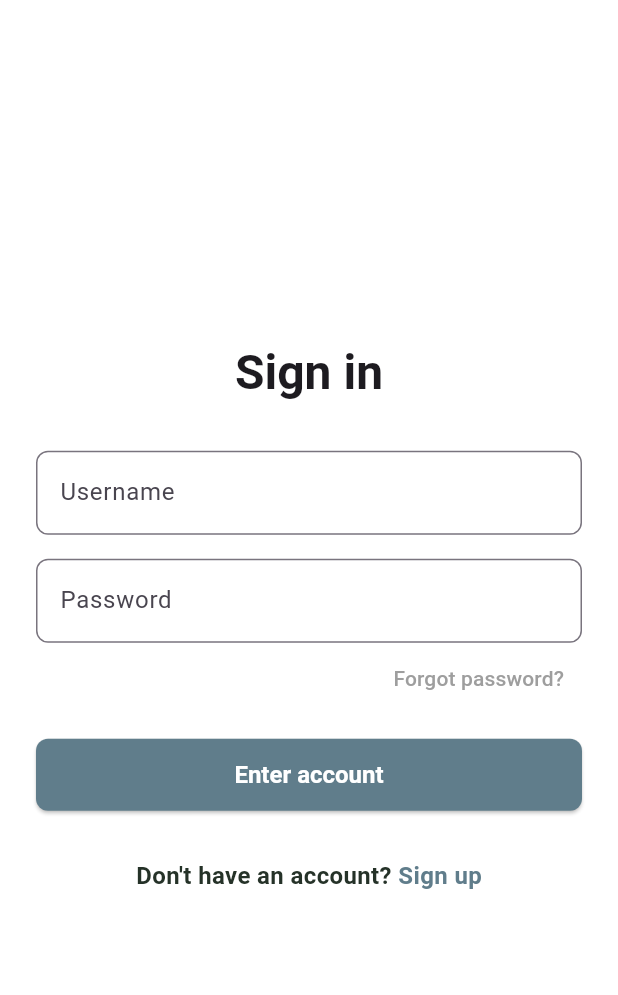
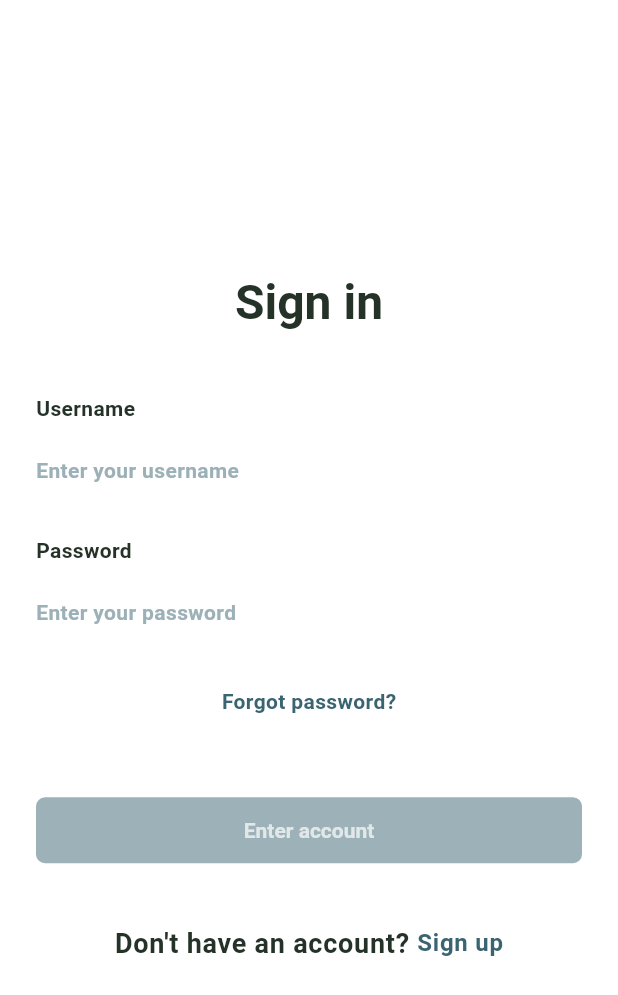
Before and after one commit to guysiman/sensy_patient_app, a Flutter app: the screen it shows after launch, on a phone screen of 412 x 824 dp. Shown: the top 995 px of the screen. Run offline on Flutter 3.47's test engine with Material 3 defaults, Android fonts, the light colour scheme and no system bars; our stand-ins replace firebase_core; accounts and stored records are empty.

Commit message:
fix format to match figma

```diff
--- a/lib/main.dart
+++ b/lib/main.dart
@@ -23,8 +23,18 @@ class MyApp extends StatelessWidget {
     return MaterialApp(
         title: 'Flutter Demo',
         theme: ThemeData(
-          scaffoldBackgroundColor: Colors.white,
-          primaryColor: Color(0xFF3A6470),
+          colorScheme: ColorScheme(
+            primary: Color(0xFF3A6470),
+            onPrimary: Colors.white,
+            secondary: Color(0xFF489F32),
+            onSecondary: Colors.white,
+            error: Colors.red,
+            onError: Colors.white,
+            surface: Colors.white,
+            onSurface: Color(0xFF253228),
+            brightness: Brightness.light,
+          ),
+          hintColor: Color(0xFF9CB1B7),
           elevatedButtonTheme: ElevatedButtonThemeData(
             style: ElevatedButton.styleFrom(
                 foregroundColor: Colors.white,
@@ -52,13 +62,23 @@ class MyApp extends StatelessWidget {
                 )),
           ),
           textTheme: TextTheme(
+              titleLarge: TextStyle(
+                fontSize: 32,
+                fontWeight: FontWeight.bold,
+                color: Color(0xFF253228),
+              ),
               titleMedium: TextStyle(
                 fontSize: 24,
                 fontWeight: FontWeight.bold,
                 color: Color(0xFF253228),
               ),
+              bodyLarge: TextStyle(
+                fontSize: 16,
+                fontWeight: FontWeight.bold,
+                color: Color(0xFF253228),
+              ),
               bodyMedium: TextStyle(
-                fontSize: 16,
+                fontSize: 14,
                 fontWeight: FontWeight.bold,
                 color: Color(0xFF253228),
               )),
--- a/lib/screens/device_pairing_page.dart
+++ b/lib/screens/device_pairing_page.dart
@@ -14,7 +14,7 @@ class _DevicePairingPageState extends State<DevicePairingPage> {
       child: Row(
         mainAxisAlignment: MainAxisAlignment.spaceBetween,
         children: [
-          Text(deviceName, style: Theme.of(context).textTheme.bodyMedium),
+          Text(deviceName, style: Theme.of(context).textTheme.bodyLarge),
           OutlinedButton(
             onPressed: () {
               Navigator.pushNamed(context, '/genericdevicepairingpage',
@@ -30,7 +30,8 @@ class _DevicePairingPageState extends State<DevicePairingPage> {
   @override
   Widget build(BuildContext context) {
     return Scaffold(
-      body: Padding(
+      body: SafeArea(
+        child: Padding(
           padding: const EdgeInsets.all(24.0),
           child: Column(
             mainAxisAlignment: MainAxisAlignment.spaceBetween,
@@ -50,13 +51,18 @@ class _DevicePairingPageState extends State<DevicePairingPage> {
                     ]),
               ),
               SizedBox(
+                  height: 44,
                   width: double.infinity,
                   child: ElevatedButton(
                     onPressed: () {
                       Navigator.pushNamed(context, '/homepage');
                     },
-                    child: const Text('Go to the Home screen'))),
+                    child: Text(
+                      'Go to the Home Screen',
+                    ),
+                  )),
             ],
+          ),
         ),
       ),
     );
--- a/lib/screens/sign_in_page.dart
+++ b/lib/screens/sign_in_page.dart
@@ -10,6 +10,21 @@ class SignInPage extends StatefulWidget {
 class _SignInPageState extends State<SignInPage> {
   final TextEditingController _usernameController = TextEditingController();
   final TextEditingController _passwordController = TextEditingController();
+  bool _isButtonEnabled = false;
+
+  @override
+  void initState() {
+    super.initState();
+    _usernameController.addListener(_checkFields);
+    _passwordController.addListener(_checkFields);
+  }
+
+  void _checkFields() {
+    setState(() {
+      _isButtonEnabled = _usernameController.text.isNotEmpty &&
+          _passwordController.text.isNotEmpty;
+    });
+  }
 
   @override
   void dispose() {
@@ -35,8 +50,6 @@ class _SignInPageState extends State<SignInPage> {
   @override
   Widget build(BuildContext context) {
     return Scaffold(
-      // Adjust background if desired
-      backgroundColor: Colors.white,
       body: SafeArea(
         child: Center(
           child: SingleChildScrollView(
@@ -45,86 +58,104 @@ class _SignInPageState extends State<SignInPage> {
               mainAxisAlignment: MainAxisAlignment.center,
               children: [
                 // Title
-                Text(
-                  'Sign in',
-                  style: Theme.of(context).textTheme.headlineLarge?.copyWith(
-                        fontWeight: FontWeight.bold,
-                      ),
-                ),
-                const SizedBox(height: 32),
+                Text('Sign in', style: Theme.of(context).textTheme.titleLarge),
+                const SizedBox(height: 40),
 
                 // Username field
+                Align(
+                    alignment: Alignment.centerLeft,
+                    child: Text('Username',
+                        style: Theme.of(context).textTheme.bodyMedium)),
+                const SizedBox(height: 4),
                 TextField(
                   controller: _usernameController,
                   decoration: InputDecoration(
-                    labelText: 'Username',
-                    hintText: 'Enter your username',
-                    border: OutlineInputBorder(
-                      borderRadius: BorderRadius.circular(8),
-                    ),
+                    labelText: 'Enter your username',
+                    labelStyle:
+                        Theme.of(context).textTheme.bodyMedium?.copyWith(
+                              color: Theme.of(context).hintColor,
+                            ),
+                    border: InputBorder.none,
+                    floatingLabelBehavior: FloatingLabelBehavior.never,
                   ),
                 ),
+
                 const SizedBox(height: 16),
 
                 // Password field
+                Align(
+                    alignment: Alignment.centerLeft,
+                    child: Text('Password',
+                        style: Theme.of(context).textTheme.bodyMedium)),
+                const SizedBox(height: 4),
                 TextField(
                   controller: _passwordController,
                   obscureText: true,
                   decoration: InputDecoration(
-                    labelText: 'Password',
-                    hintText: 'Enter your password',
-                    border: OutlineInputBorder(
-                      borderRadius: BorderRadius.circular(8),
-                    ),
+                    labelText: 'Enter your password',
+                    labelStyle:
+                        Theme.of(context).textTheme.bodyMedium?.copyWith(
+                              color: Theme.of(context).hintColor,
+                            ),
+                    border: InputBorder.none,
+                    floatingLabelBehavior: FloatingLabelBehavior.never,
                   ),
                 ),
 
+                const SizedBox(height: 8),
+
                 // Forgot password link
-                Align(
-                  alignment: Alignment.centerRight,
-                  child: TextButton(
-                    onPressed: _onForgotPassword,
-                    child: const Text(
-                      'Forgot password?',
-                      style: TextStyle(color: Colors.grey),
-                    ),
-                  ),
+                TextButton(
+                  onPressed: _onForgotPassword,
+                  child: Text('Forgot password?',
+                      style: Theme.of(context).textTheme.bodyMedium?.copyWith(
+                            color: Theme.of(context).colorScheme.primary,
+                          )),
                 ),
-                const SizedBox(height: 16),
+
+                const SizedBox(height: 40),
 
                 // Enter account button
                 SizedBox(
                   width: double.infinity,
-                  height: 48,
+                  height: 44,
                   child: ElevatedButton(
-                    onPressed: _onSignIn,
                     style: ElevatedButton.styleFrom(
-                      backgroundColor: Colors.blueGrey,
-                      shape: RoundedRectangleBorder(
-                        borderRadius: BorderRadius.circular(8),
-                      ),
+                      disabledBackgroundColor: Theme.of(context)
+                          .colorScheme
+                          .primary
+                          .withAlpha((255 * 0.5).toInt()), // Background Color
+                      disabledForegroundColor: Colors.white70, //Text Color
                     ),
-                    child: const Text(
-                      'Enter account',
-                      style: TextStyle(fontSize: 16, color: Colors.white),
-                    ),
+                    onPressed: _isButtonEnabled
+                        ? () {
+                            _onSignIn();
+                          }
+                        : null,
+                    child: const Text('Enter account'),
                   ),
                 ),
-                const SizedBox(height: 32),
+
+                const SizedBox(height: 40),
 
                 // Sign up prompt
                 Row(
                   mainAxisAlignment: MainAxisAlignment.center,
+                  crossAxisAlignment: CrossAxisAlignment.center,
                   children: [
-                    const Text("Don't have an account? "),
+                    Text(
+                      "Don't have an account? ",
+                      style: Theme.of(context).textTheme.bodyLarge?.copyWith(
+                            fontSize: 18,
+                          ),
+                    ),
                     GestureDetector(
                       onTap: _onSignUp,
-                      child: const Text(
+                      child: Text(
                         'Sign up',
-                        style: TextStyle(
-                          color: Colors.blueGrey,
-                          fontWeight: FontWeight.bold,
-                        ),
+                        style: Theme.of(context).textTheme.bodyLarge?.copyWith(
+                              color: Theme.of(context).colorScheme.primary,
+                            ),
                       ),
                     ),
                   ],
```
Lines whose indentation alone changed are shown as unchanged.
